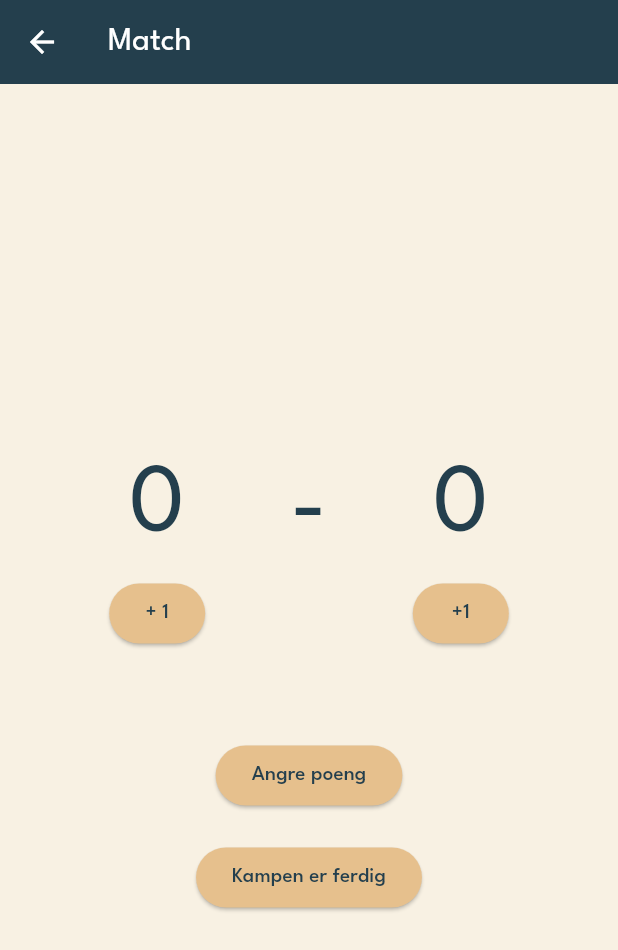
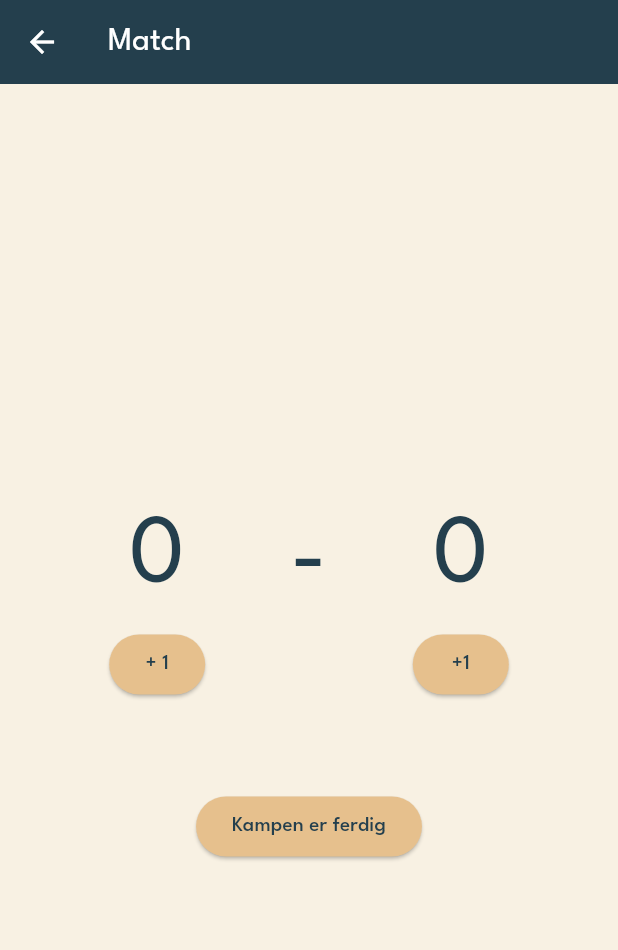
Before and after one commit to Alv-no/flutter-workshop, a Flutter app: the screen it shows after launch, after a tap on "Start matchen", on a phone screen of 412 x 824 dp. Shown: the top 950 px of the screen. Run offline on Flutter 3.47's test engine with Material 3 defaults, Android fonts, the phone set to English and light mode, and no system bars.

Commit message:
Update readme

```diff
--- a/lib/match_screen.dart
+++ b/lib/match_screen.dart
@@ -65,9 +65,6 @@ class MatchScreenState extends State<MatchScreen> {
               ),
               const SizedBox(height: 60),
               ElevatedButton(
-                  onPressed: () {}, child: const Text("Angre poeng")),
-              const SizedBox(height: 20),
-              ElevatedButton(
                   onPressed: () {
                     Navigator.push(
                         context,
```
Also changed, not shown: 1 other file.
